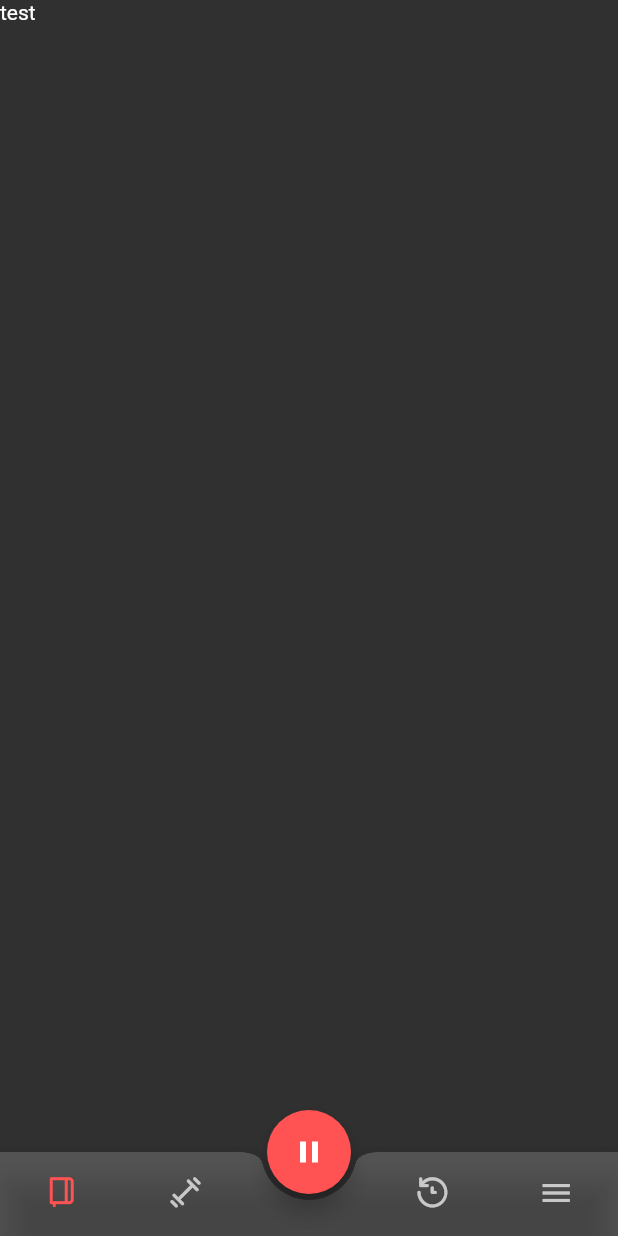
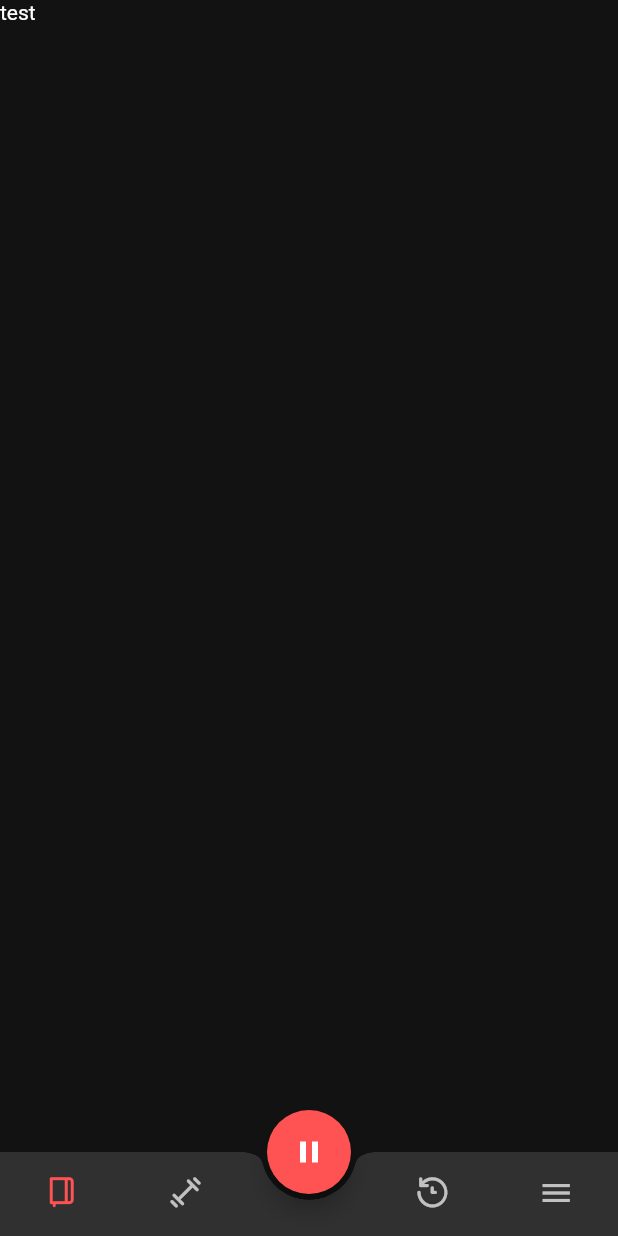
Before and after one commit to chrsep/leonidas, a Flutter app: the screen it shows after launch, on a phone screen of 412 x 824 dp. Run offline on Flutter 3.47's test engine with Material 2 defaults, Android fonts, the phone set to English and light mode, and no system bars; our stand-ins replace flutter_dotenv, sentry.

Commit message:
Make background color darker.

```diff
--- a/lib/components/home_page.dart
+++ b/lib/components/home_page.dart
@@ -70,12 +70,12 @@ class _HomePageState extends State<HomePage> with TickerProviderStateMixin {
         },
       ),
       floatingActionButtonLocation: FloatingActionButtonLocation.centerDocked,
+      backgroundColor: Color(0xFF121212),
       bottomNavigationBar: BottomAppBar(
         shape: CircularNotchedRectangle(),
         clipBehavior: Clip.hardEdge,
         child: BottomNavigationBar(
           type: BottomNavigationBarType.fixed,
-          backgroundColor: Colors.white10,
           showUnselectedLabels: false,
           showSelectedLabels: false,
           currentIndex: _currPageIndex,
```
